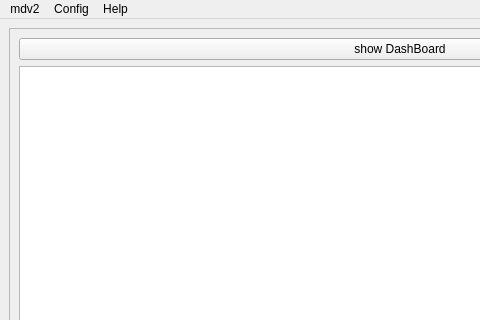
Before: the Qt Designer form src/mobile/AndroidMainWindow.ui in digifant/multidisplay-app, drawn with Qt 5; both pictures show x 0 to 480 and y 0 to 320 of the 800 by 600 pixel window.
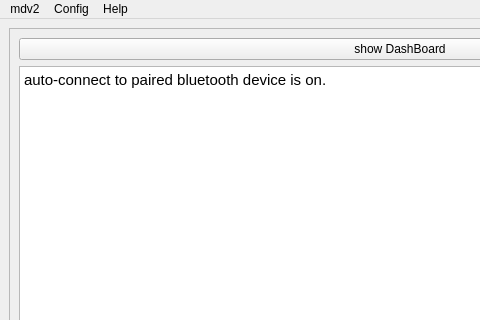
After: the same form once the commit is applied.

Diff of the .ui file:
```diff
--- a/src/mobile/AndroidMainWindow.ui
+++ b/src/mobile/AndroidMainWindow.ui
@@ -42,6 +42,13 @@
          <property name="readOnly">
           <bool>true</bool>
          </property>
+         <property name="html">
+          <string>&lt;!DOCTYPE HTML PUBLIC &quot;-//W3C//DTD HTML 4.0//EN&quot; &quot;http://www.w3.org/TR/REC-html40/strict.dtd&quot;&gt;
+&lt;html&gt;&lt;head&gt;&lt;meta name=&quot;qrichtext&quot; content=&quot;1&quot; /&gt;&lt;style type=&quot;text/css&quot;&gt;
+p, li { white-space: pre-wrap; }
+&lt;/style&gt;&lt;/head&gt;&lt;body style=&quot; font-family:'Cantarell'; font-size:11pt; font-weight:400; font-style:normal;&quot;&gt;
+&lt;p style=&quot; margin-top:0px; margin-bottom:0px; margin-left:0px; margin-right:0px; -qt-block-indent:0; text-indent:0px;&quot;&gt;auto-connect to paired bluetooth device is on.&lt;/p&gt;&lt;/body&gt;&lt;/html&gt;</string>
+         </property>
         </widget>
        </item>
       </layout>
```
